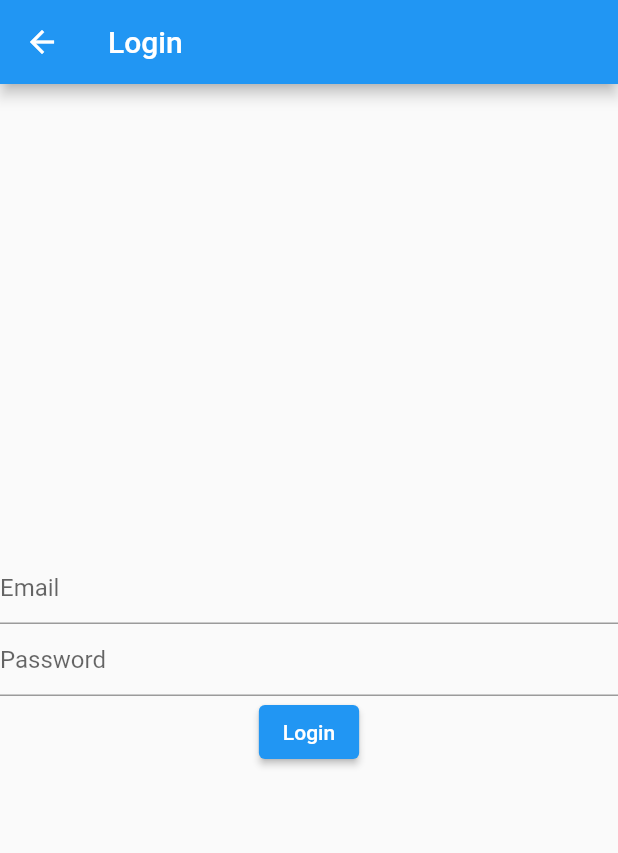
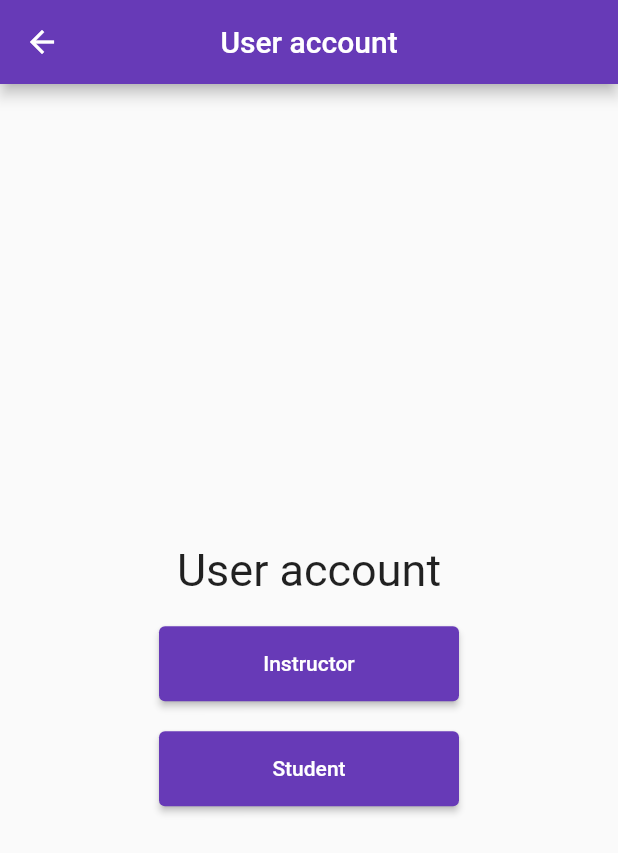
Before and after one commit to markaceee/learning_management_system, a Flutter app: the screen it shows after launch, after a tap on "Login", on a phone screen of 412 x 824 dp. Shown: the top 853 px of the screen. Run offline on Flutter 3.47's test engine with Material 2 defaults, Android fonts, the phone set to English and light mode, and no system bars; our stand-ins replace open_file.

Commit message:
Updated code

```diff
--- a/lib/main.dart
+++ b/lib/main.dart
@@ -11,9 +11,10 @@ class LMSApp extends StatelessWidget {
   @override
   Widget build(BuildContext context) {
     return MaterialApp(
-      title: 'LMS App',
+      debugShowCheckedModeBanner: false,
+      title: 'Learning Management System App',
       theme: ThemeData(
-        primarySwatch: Colors.blue,
+        primarySwatch: Colors.deepPurple,
       ),
       home: const Dashboard(),
     );
@@ -22,20 +23,30 @@ class LMSApp extends StatelessWidget {
 
 class Dashboard extends StatelessWidget {
   const Dashboard({Key? key}) : super(key: key);
+
   @override
   Widget build(BuildContext context) {
     return Scaffold(
-      appBar: AppBar(
-        title: const Text('LMS App'),
+      extendBodyBehindAppBar: true,
+      body: Container(
+        width: double.infinity,
+        height: double.infinity,
+        decoration: const BoxDecoration(
+          image: DecorationImage(
+            image: AssetImage("assets/image/background.png"),
+            fit: BoxFit.cover,
           ),
-      body: Center(
+        ),
         child: Column(
           mainAxisAlignment: MainAxisAlignment.center,
+          crossAxisAlignment: CrossAxisAlignment.center,
           children: <Widget>[
-            const Text(
-              'Welcome to LMS App',
-            ),
-            ElevatedButton(
+            const Spacer(),
+            Center(
+              child: SizedBox(
+                width: 200.0,
+                height: 50.0,
+                child: ElevatedButton(
                   onPressed: () {
                     Navigator.push(
                       context,
@@ -46,7 +57,14 @@ class Dashboard extends StatelessWidget {
                   },
                   child: const Text('Login'),
                 ),
-            ElevatedButton(
+              ),
+            ),
+            const SizedBox(height: 10.0),
+            Center(
+              child: SizedBox(
+                width: 200.0,
+                height: 50.0,
+                child: ElevatedButton(
                   onPressed: () {
                     Navigator.push(
                       context,
@@ -57,7 +75,14 @@ class Dashboard extends StatelessWidget {
                   },
                   child: const Text('Register'),
                 ),
-            ElevatedButton(
+              ),
+            ),
+            const SizedBox(height: 10.0),
+            Center(
+              child: SizedBox(
+                width: 200.0,
+                height: 50.0,
+                child: ElevatedButton(
                   onPressed: () {
                     Navigator.push(
                       context,
@@ -68,6 +93,99 @@ class Dashboard extends StatelessWidget {
                   },
                   child: const Text('Courses'),
                 ),
+              ),
+            ),
+            const Spacer(),
+          ],
+        ),
+      ),
+      appBar: AppBar(
+        backgroundColor: Colors.transparent,
+        elevation: 0.0,
+        title: const Center(
+          child: Text('Learning Management System App'),
+        ),
+      ),
+    );
+  }
+}
+
+
+
+
+
+
+
+
+
+class LoginPage extends StatefulWidget {
+  const LoginPage({Key? key}) : super(key: key);
+
+  @override
+  _LoginPageState createState() => _LoginPageState();
+}
+
+class _LoginPageState extends State<LoginPage> {
+  String? _accountTitle = 'User account';
+
+  @override
+  Widget build(BuildContext context) {
+    return Scaffold(
+      appBar: AppBar(
+        title: _accountTitle != null
+            ? Text(
+          _accountTitle!,
+          textAlign: TextAlign.center,
+        )
+            : const Text(
+          'User account',
+          textAlign: TextAlign.center,
+        ),
+        centerTitle: true,
+      ),
+      body: Center(
+        child: Column(
+          mainAxisAlignment: MainAxisAlignment.center,
+          children: <Widget>[
+            if (_accountTitle != null) ...[
+              const SizedBox(height: 20),
+              Text(
+                _accountTitle!,
+                style: const TextStyle(fontSize: 30),
+              ),
+              const SizedBox(height: 20),
+              SizedBox(
+                width: 200,
+                height: 50,
+                child: ElevatedButton(
+                  onPressed: () {
+                    Navigator.push(
+                      context,
+                      MaterialPageRoute(
+                        builder: (context) => const InstructorPage(),
+                      ),
+                    );
+                  },
+                  child: const Text('Instructor'),
+                ),
+              ),
+              const SizedBox(height: 20),
+              SizedBox(
+                width: 200,
+                height: 50,
+                child: ElevatedButton(
+                  onPressed: () {
+                    Navigator.push(
+                      context,
+                      MaterialPageRoute(
+                        builder: (context) => const StudentPage(),
+                      ),
+                    );
+                  },
+                  child: const Text('Student'),
+                ),
+              ),
+            ],
           ],
         ),
       ),
@@ -75,13 +193,57 @@ class Dashboard extends StatelessWidget {
   }
 }
 
-class LoginPage extends StatelessWidget {
-  const LoginPage({Key? key}) : super(key: key);
+
+
+
+
+
+
+
+class InstructorPage extends StatelessWidget {
+  const InstructorPage({Key? key}) : super(key: key);
+
   @override
   Widget build(BuildContext context) {
     return Scaffold(
       appBar: AppBar(
-        title: const Text('Login'),
+        title: const Text('Instructor Page'),
+      ),
+      body: const Center(
+        child: Text('This is the instructor page.'),
+      ),
+    );
+  }
+}
+
+class StudentPage extends StatelessWidget {
+  const StudentPage({Key? key}) : super(key: key);
+
+  @override
+  Widget build(BuildContext context) {
+    return Scaffold(
+      appBar: AppBar(
+        title: const Text('Student Page'),
+      ),
+      body: const Center(
+        child: Text('This is the student page.'),
+      ),
+    );
+  }
+}
+
+
+class RegisterPage extends StatelessWidget {
+  const RegisterPage({Key? key}) : super(key: key);
+  @override
+  Widget build(BuildContext context) {
+    return Scaffold(
+      appBar: AppBar(
+        title: const Text(
+          'Sign Up',
+          textAlign: TextAlign.center,
+        ),
+        centerTitle: true,
       ),
       body: Center(
         child: Column(
@@ -89,18 +251,42 @@ class LoginPage extends StatelessWidget {
           children: <Widget>[
             const TextField(
               decoration: InputDecoration(
-                hintText: 'Email',
+                hintText: 'First Name...',
+              ),
+            ),
+            const TextField(
+              decoration: InputDecoration(
+                hintText: 'Last Name...',
+              ),
+            ),
+            const TextField(
+              decoration: InputDecoration(
+                hintText: 'Email...',
               ),
             ),
             const TextField(
               obscureText: true,
               decoration: InputDecoration(
-                hintText: 'Password',
+                hintText: 'Password...',
               ),
             ),
-            ElevatedButton(
+            const TextField(
+              obscureText: true,
+              decoration: InputDecoration(
+                hintText: 'Confirm password...',
+              ),
+            ),
+            const SizedBox(height: 20),
+            SizedBox(
+              width: 200,
+              height: 50,
+              child: ElevatedButton(
                 onPressed: () {},
-              child: const Text('Login'),
+                child: const Text(
+                  'Sign Up',
+                  style: TextStyle(fontSize: 20),
+                ),
+              ),
             ),
           ],
         ),
@@ -109,44 +295,7 @@ class LoginPage extends StatelessWidget {
   }
 }
 
-class RegisterPage extends StatelessWidget {
-  const RegisterPage({Key? key}) : super(key: key);
-  @override
-  Widget build(BuildContext context) {
-    return Scaffold(
-      appBar: AppBar(
-        title: const Text('Register'),
-      ),
-      body: Center(
-        child: Column(
-          mainAxisAlignment: MainAxisAlignment.center,
-          children: <Widget>[
-            const TextField(
-              decoration: InputDecoration(
-                hintText: 'Name',
-              ),
-            ),
-            const TextField(
-              decoration: InputDecoration(
-                hintText: 'Email',
-              ),
-            ),
-            const TextField(
-              obscureText: true,
-              decoration: InputDecoration(
-                hintText: 'Password',
-              ),
-            ),
-            ElevatedButton(
-              onPressed: () {},
-              child: const Text('Register'),
-            ),
-          ],
-        ),
-      ),
-    );
-  }
-}
+
 
 class CourseList extends StatelessWidget {
   final List<String> courses = ['Mathematics', 'Science', 'English', 'History', 'Art', 'Music'];
@@ -157,13 +306,19 @@ class CourseList extends StatelessWidget {
     return Scaffold(
       key: UniqueKey(),
       appBar: AppBar(
-        title: const Text('Courses'),
+        title: const Center(
+          child: Text('Courses'),
         ),
-      body: ListView.builder(
+      ),
+      body: Center(
+        child: ListView.builder(
           itemCount: courses.length,
           itemBuilder: (context, index) {
-          return ListTile(
-            title: Text(courses[index]),
+            return Center(
+              child: ListTile(
+                title: Center(
+                  child: Text(courses[index]),
+                ),
                 onTap: () {
                   Navigator.push(
                     context,
@@ -172,12 +327,15 @@ class CourseList extends StatelessWidget {
                     ),
                   );
                 },
+              ),
             );
           },
+        ),
       ),
     );
   }
 }
+
 
 
 class CourseDetails extends StatelessWidget {
@@ -200,20 +358,20 @@ class CourseDetails extends StatelessWidget {
           children: <Widget>[
             Text(
               courseName,
-              style: TextStyle(
+              style: const TextStyle(
                 fontSize: 24.0,
                 fontWeight: FontWeight.bold,
               ),
             ),
-            SizedBox(height: 16.0),
-            Text(
+            const SizedBox(height: 16.0),
+            const Text(
               'Course Description:',
               style: TextStyle(
                 fontSize: 18.0,
                 fontWeight: FontWeight.bold,
               ),
             ),
-            SizedBox(height: 8.0),
+            const SizedBox(height: 8.0),
             Text(
               'This is the description for the $courseName course. '
                   'Lorem ipsum dolor sit amet, consectetur adipiscing elit. '
@@ -222,25 +380,25 @@ class CourseDetails extends StatelessWidget {
                   'Sed eu velit eros. Aliquam non nunc non sapien feugiat posuere in sed nisi. '
                   'Pellentesque habitant morbi tristique senectus et netus et malesuada fames ac turpis egestas. '
                   'Nunc varius justo leo, vitae vestibulum ipsum pellentesque at.',
-              style: TextStyle(
+              style: const TextStyle(
                 fontSize: 16.0,
               ),
             ),
-            SizedBox(height: 16.0),
-            Text(
+            const SizedBox(height: 16.0),
+            const Text(
               'Course Materials:',
               style: TextStyle(
                 fontSize: 18.0,
                 fontWeight: FontWeight.bold,
               ),
             ),
-            SizedBox(height: 8.0),
+            const SizedBox(height: 8.0),
             Expanded(
               child: ListView.builder(
                 itemCount: 10,
                 itemBuilder: (context, index) {
                   return ListTile(
-                    leading: Icon(Icons.file_copy),
+                    leading: const Icon(Icons.file_copy),
                     title: Text('Material ${index + 1}'),
                     onTap: () {
                       // Open file viewer
```
Also changed, not shown: pubspec.yaml (+6 -3 lines), assets/image/background.png (added), assets/image/picture.png (added), assets/image/picture2.jpg (added). Lines whose indentation alone changed are shown as unchanged.
